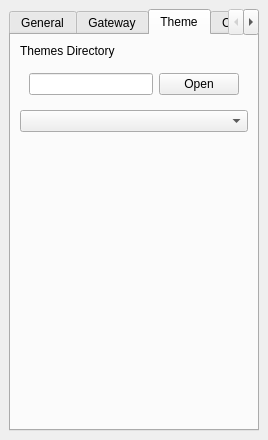
Before: the Qt Designer form src/gui/dock_widgets/options.ui in marcbowes/mxitc, drawn with Qt 5.
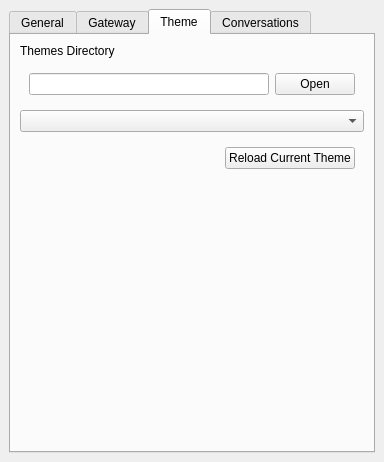
After: the same form once the commit is applied. The open tabs and pages were chosen to show the change.

Diff of the .ui file:
```diff
--- a/src/gui/dock_widgets/options.ui
+++ b/src/gui/dock_widgets/options.ui
@@ -6,8 +6,8 @@
    <rect>
     <x>0</x>
     <y>0</y>
-    <width>268</width>
-    <height>440</height>
+    <width>384</width>
+    <height>462</height>
    </rect>
   </property>
   <property name="windowTitle">
@@ -222,6 +222,32 @@
         <item>
          <widget class="QComboBox" name="themeComboBox"/>
         </item>
+        <item>
+         <widget class="QWidget" name="widget" native="true">
+          <layout class="QHBoxLayout" name="horizontalLayout_5">
+           <item>
+            <spacer name="horizontalSpacer">
+             <property name="orientation">
+              <enum>Qt::Horizontal</enum>
+             </property>
+             <property name="sizeHint" stdset="0">
+              <size>
+               <width>40</width>
+               <height>20</height>
+              </size>
+             </property>
+            </spacer>
+           </item>
+           <item>
+            <widget class="QPushButton" name="reloadButton">
+             <property name="text">
+              <string>Reload Current Theme</string>
+             </property>
+            </widget>
+           </item>
+          </layout>
+         </widget>
+        </item>
         <item>
          <spacer name="verticalSpacer_3">
           <property name="orientation">
```
Left out of the diff: 2 changed lines with no effect on the pictures.
